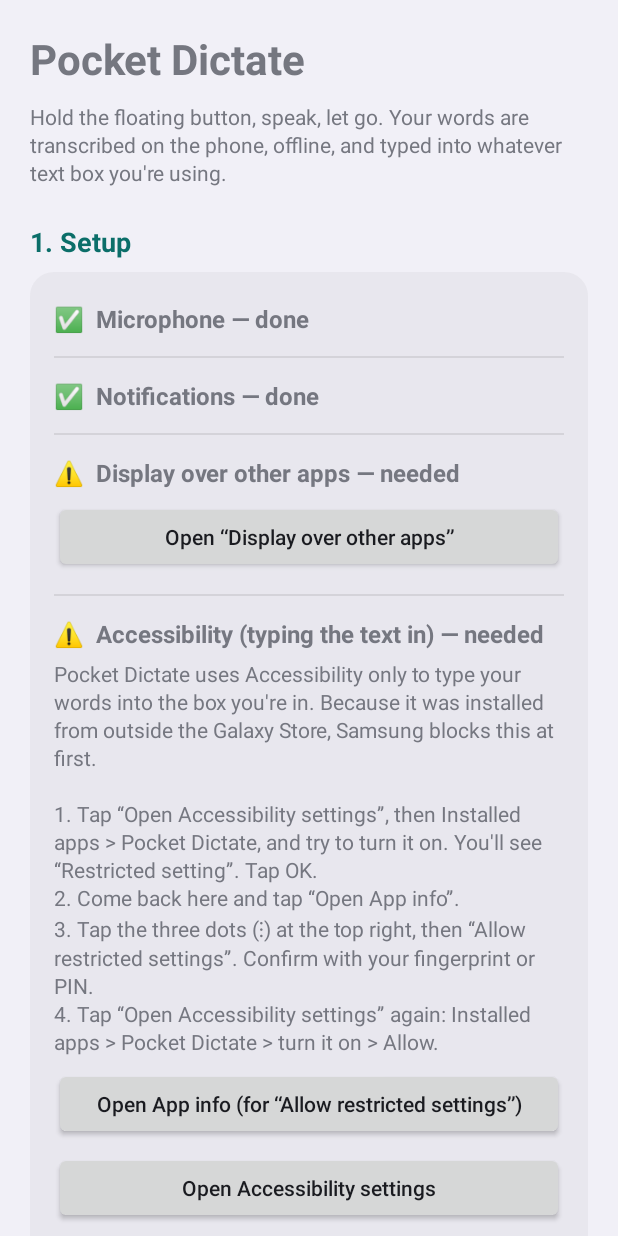
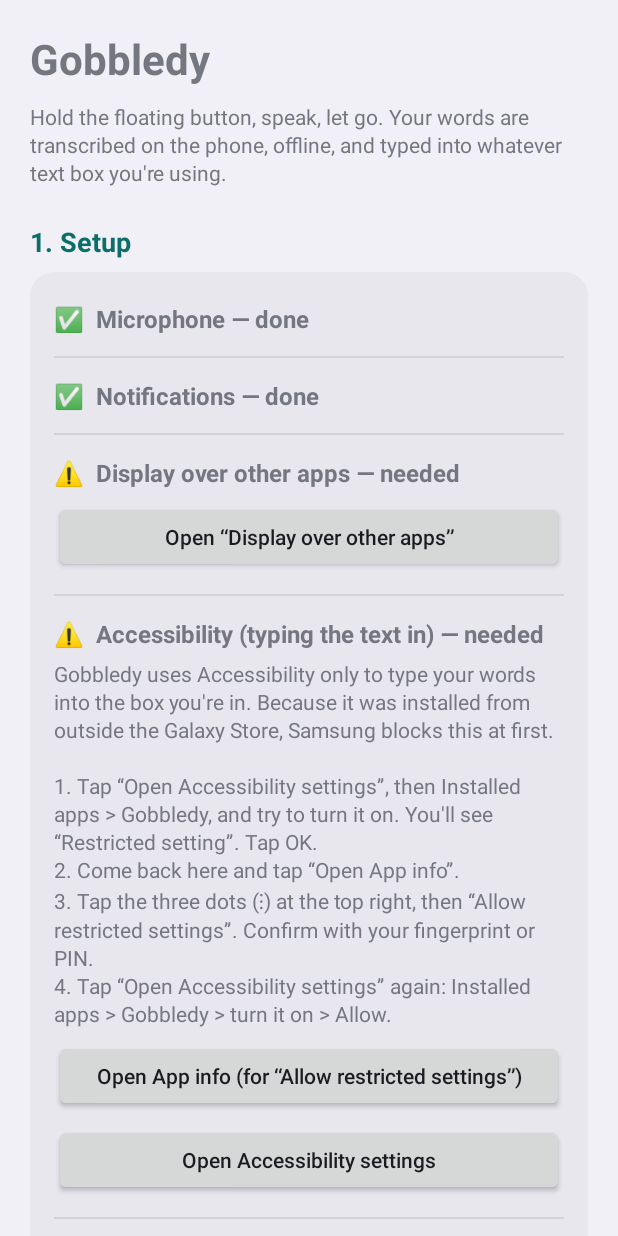
Before and after one commit to MustahBinnett/Gobbledy, an Android app: the screen it shows after launch (MainActivity), on a phone screen of 412 x 824 dp. Run offline under Robolectric (Android 15) with nearby library versions, the phone set to English and light mode, and no system bars; pictures from the network do not load; 1 statement that could not run was skipped.

Commit message:
v1.5: rename the app to Gobbledy
The visible name changes; the package ID stays app.pocketdictate so
existing installs update in place.

Co-Authored-By: Claude Opus 5.5 <noreply@anthropic.com>

```diff
--- a/app/build.gradle.kts
+++ b/app/build.gradle.kts
@@ -20,8 +20,8 @@ android {
         applicationId = "app.pocketdictate"
         minSdk = 29
         targetSdk = 37
-        versionCode = 5
-        versionName = "1.4"
+        versionCode = 6
+        versionName = "1.5"
 
         ndk {
             // Galaxy S25 Ultra (and every current phone) is 64-bit ARM.
--- a/app/src/main/assets/au_spelling.txt
+++ b/app/src/main/assets/au_spelling.txt
@@ -1,4 +1,4 @@
-# Pocket Dictate: US > Australian spelling list
+# Gobbledy: US > Australian spelling list
 #
 # One rule per line:   US word > Australian word
 # A line starting with ! keeps that exact word (capitals matter) unchanged.
--- a/app/src/main/assets/third_party_notices.txt
+++ b/app/src/main/assets/third_party_notices.txt
@@ -1,7 +1,7 @@
-Pocket Dictate - third-party notices
+Gobbledy - third-party notices
 ====================================
 
-Pocket Dictate includes the open-source software listed below. Each
+Gobbledy includes the open-source software listed below. Each
 component's copyright notice and licence text is reproduced in full,
 as its licence requires.
 
@@ -10,7 +10,7 @@ handy-computer) is NOT included in the app. It is downloaded on first run
 from Hugging Face and is licensed under the NVIDIA Open Model License:
 https://www.nvidia.com/en-us/agreements/enterprise-software/nvidia-open-model-license/
 
-Pocket Dictate is inspired by Handy (https://github.com/cjpais/Handy) and
+Gobbledy is inspired by Handy (https://github.com/cjpais/Handy) and
 is not affiliated with it.
 
 
--- a/app/src/main/java/app/pocketdictate/DictateAccessibilityService.kt
+++ b/app/src/main/java/app/pocketdictate/DictateAccessibilityService.kt
@@ -186,7 +186,7 @@ class DictateAccessibilityService : AccessibilityService() {
             withSpacing(current, start, end, text)
         } else text
         getSystemService(ClipboardManager::class.java)
-            .setPrimaryClip(ClipData.newPlainText("Pocket Dictate", insertion))
+            .setPrimaryClip(ClipData.newPlainText("Gobbledy", insertion))
         return node.performAction(AccessibilityNodeInfo.ACTION_PASTE)
     }
 
--- a/app/src/main/java/app/pocketdictate/DictationService.kt
+++ b/app/src/main/java/app/pocketdictate/DictationService.kt
@@ -397,7 +397,7 @@ class DictationService : Service(), MicButtonView.Listener {
     }
 
     private fun copyToClipboard(text: String) {
-        val clip = ClipData.newPlainText("Pocket Dictate", text)
+        val clip = ClipData.newPlainText("Gobbledy", text)
         if (Build.VERSION.SDK_INT >= 33) {
             clip.description.extras = PersistableBundle().apply {
                 putBoolean(ClipDescription.EXTRA_IS_SENSITIVE, false)
--- a/app/src/main/java/app/pocketdictate/ModelDownloadService.kt
+++ b/app/src/main/java/app/pocketdictate/ModelDownloadService.kt
@@ -85,7 +85,7 @@ class ModelDownloadService : Service() {
 
     private fun runDownload() {
         val wakeLock = getSystemService(PowerManager::class.java)
-            .newWakeLock(PowerManager.PARTIAL_WAKE_LOCK, "PocketDictate:download")
+            .newWakeLock(PowerManager.PARTIAL_WAKE_LOCK, "Gobbledy:download")
         wakeLock.acquire(3 * 60 * 60 * 1000L)
         try {
             if (ModelFiles.isReady(this)) {
@@ -139,7 +139,7 @@ class ModelDownloadService : Service() {
             connectTimeout = 20_000
             readTimeout = 30_000
             instanceFollowRedirects = true
-            setRequestProperty("User-Agent", "PocketDictate/${BuildConfig.VERSION_NAME} (Android)")
+            setRequestProperty("User-Agent", "Gobbledy/${BuildConfig.VERSION_NAME} (Android)")
             if (have > 0) setRequestProperty("Range", "bytes=$have-")
         }
         connection = conn
--- a/app/src/main/res/drawable/ic_goblin.xml
+++ b/app/src/main/res/drawable/ic_goblin.xml
@@ -1,5 +1,5 @@
 <?xml version="1.0" encoding="utf-8"?>
-<!-- Original goblin artwork for Pocket Dictate. Generated; edit tools/gen_goblin.py rather than by hand. -->
+<!-- Original goblin artwork for Gobbledy. Generated; edit tools/gen_goblin.py rather than by hand. -->
 <vector xmlns:android="http://schemas.android.com/apk/res/android"
     android:width="100dp" android:height="100dp"
     android:viewportWidth="100" android:viewportHeight="100">
--- a/app/src/main/res/drawable/ic_launcher_foreground.xml
+++ b/app/src/main/res/drawable/ic_launcher_foreground.xml
@@ -1,5 +1,5 @@
 <?xml version="1.0" encoding="utf-8"?>
-<!-- Original goblin artwork for Pocket Dictate. Generated; edit tools/gen_goblin.py rather than by hand. -->
+<!-- Original goblin artwork for Gobbledy. Generated; edit tools/gen_goblin.py rather than by hand. -->
 <vector xmlns:android="http://schemas.android.com/apk/res/android"
     android:width="108dp" android:height="108dp"
     android:viewportWidth="108" android:viewportHeight="108">
--- a/app/src/main/res/values/strings.xml
+++ b/app/src/main/res/values/strings.xml
@@ -1,6 +1,6 @@
 <?xml version="1.0" encoding="utf-8"?>
 <resources>
-    <string name="app_name">Pocket Dictate</string>
+    <string name="app_name">Gobbledy</string>
     <string name="tagline">Hold the floating button, speak, let go. Your words are transcribed on the phone, offline, and typed into whatever text box you\'re using.</string>
 
     <!-- Setup -->
@@ -15,9 +15,9 @@
     <string name="open_overlay_settings">Open “Display over other apps”</string>
     <string name="open_a11y_settings">Open Accessibility settings</string>
     <string name="open_app_info">Open App info (for “Allow restricted settings”)</string>
-    <string name="a11y_steps">Pocket Dictate uses Accessibility only to type your words into the box you\'re in. Because it was installed from outside the Galaxy Store, Samsung blocks this at first.\n\n1. Tap “Open Accessibility settings”, then Installed apps > Pocket Dictate, and try to turn it on. You\'ll see “Restricted setting”. Tap OK.\n2. Come back here and tap “Open App info”.\n3. Tap the three dots (⋮) at the top right, then “Allow restricted settings”. Confirm with your fingerprint or PIN.\n4. Tap “Open Accessibility settings” again: Installed apps > Pocket Dictate > turn it on > Allow.</string>
+    <string name="a11y_steps">Gobbledy uses Accessibility only to type your words into the box you\'re in. Because it was installed from outside the Galaxy Store, Samsung blocks this at first.\n\n1. Tap “Open Accessibility settings”, then Installed apps > Gobbledy, and try to turn it on. You\'ll see “Restricted setting”. Tap OK.\n2. Come back here and tap “Open App info”.\n3. Tap the three dots (⋮) at the top right, then “Allow restricted settings”. Confirm with your fingerprint or PIN.\n4. Tap “Open Accessibility settings” again: Installed apps > Gobbledy > turn it on > Allow.</string>
     <string name="battery_title">Battery: stop Samsung putting it to sleep</string>
-    <string name="battery_steps">So the button doesn\'t disappear after a while:\n\n1. Tap “Open Battery settings” (or go to Settings > Battery).\n2. Tap “Background usage limits”.\n3. Tap “Never sleeping apps”.\n4. Tap the + (Add apps) at the top right, tick Pocket Dictate, then tap Add.\n\nIf the button opens the wrong page, go to Settings > Battery yourself.</string>
+    <string name="battery_steps">So the button doesn\'t disappear after a while:\n\n1. Tap “Open Battery settings” (or go to Settings > Battery).\n2. Tap “Background usage limits”.\n3. Tap “Never sleeping apps”.\n4. Tap the + (Add apps) at the top right, tick Gobbledy, then tap Add.\n\nIf the button opens the wrong page, go to Settings > Battery yourself.</string>
     <string name="open_battery_settings">Open Battery settings</string>
 
     <!-- Model -->
@@ -73,7 +73,7 @@
 
     <!-- About -->
     <string name="section_about">About</string>
-    <string name="about_text">Pocket Dictate %1$s\nSpeech engine: transcribe.cpp %2$s (MIT licence), CPU backend.\nModel: NVIDIA Parakeet Unified EN 0.6B, GGUF Q8_0 conversion by handy-computer (NVIDIA Open Model Licence).\nInspired by Handy, the open-source desktop app. Not affiliated with it.\n\nNo accounts, no analytics, no cloud. The internet is used only to download the model.</string>
+    <string name="about_text">Gobbledy %1$s\nSpeech engine: transcribe.cpp %2$s (MIT licence), CPU backend.\nModel: NVIDIA Parakeet Unified EN 0.6B, GGUF Q8_0 conversion by handy-computer (NVIDIA Open Model Licence).\nInspired by Handy, the open-source desktop app. Not affiliated with it.\n\nNo accounts, no analytics, no cloud. The internet is used only to download the model.</string>
 
     <string name="licences_title">Open-source licences</string>
 
@@ -81,23 +81,23 @@
     <string name="channel_button">Floating button</string>
     <string name="channel_download">Model download</string>
     <string name="channel_alerts">Alerts</string>
-    <string name="notification_title">Pocket Dictate is ready</string>
+    <string name="notification_title">Gobbledy is ready</string>
     <string name="notification_text">Hold the floating button to dictate.</string>
     <string name="notification_stop">Turn off</string>
-    <string name="tap_to_start_title">Tap to turn on Pocket Dictate</string>
+    <string name="tap_to_start_title">Tap to turn on Gobbledy</string>
     <string name="tap_to_start_text">Android needs you to start the floating button yourself this time.</string>
-    <string name="button_description">Pocket Dictate. Hold to dictate.</string>
+    <string name="button_description">Gobbledy. Hold to dictate.</string>
 
     <!-- Accessibility service -->
-    <string name="accessibility_label">Pocket Dictate</string>
-    <string name="accessibility_description">Types the words you dictate with Pocket Dictate into the text box you\'re using. It only looks for the focused text box when you finish dictating. Nothing is collected or sent anywhere.</string>
+    <string name="accessibility_label">Gobbledy</string>
+    <string name="accessibility_description">Types the words you dictate with Gobbledy into the text box you\'re using. It only looks for the focused text box when you finish dictating. Nothing is collected or sent anywhere.</string>
 
     <!-- Toasts -->
-    <string name="toast_need_mic">Pocket Dictate needs microphone permission. Open the app and tap Allow.</string>
+    <string name="toast_need_mic">Gobbledy needs microphone permission. Open the app and tap Allow.</string>
     <string name="toast_mic_settings">Microphone access is turned off. Turn it on under Permissions > Microphone.</string>
-    <string name="toast_need_overlay">Pocket Dictate needs “Display over other apps” turned on.</string>
+    <string name="toast_need_overlay">Gobbledy needs “Display over other apps” turned on.</string>
     <string name="toast_start_failed">Android didn\'t let the button start. Please try again.</string>
-    <string name="toast_no_model">The speech model isn\'t downloaded yet. Open Pocket Dictate to download it.</string>
+    <string name="toast_no_model">The speech model isn\'t downloaded yet. Open Gobbledy to download it.</string>
     <string name="toast_loading">Still loading the speech model…</string>
     <string name="toast_busy">Still working on the last one…</string>
     <string name="toast_retry_load">Trying to load the speech model again…</string>
```
Also changed, not shown: 6 other files.
